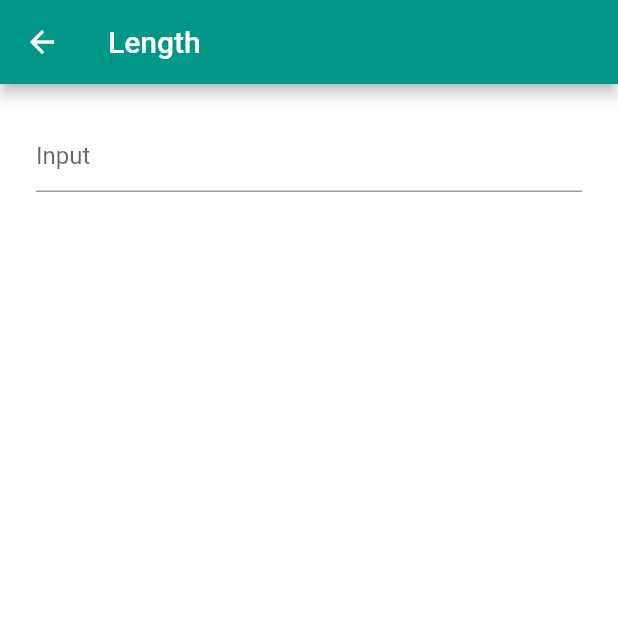
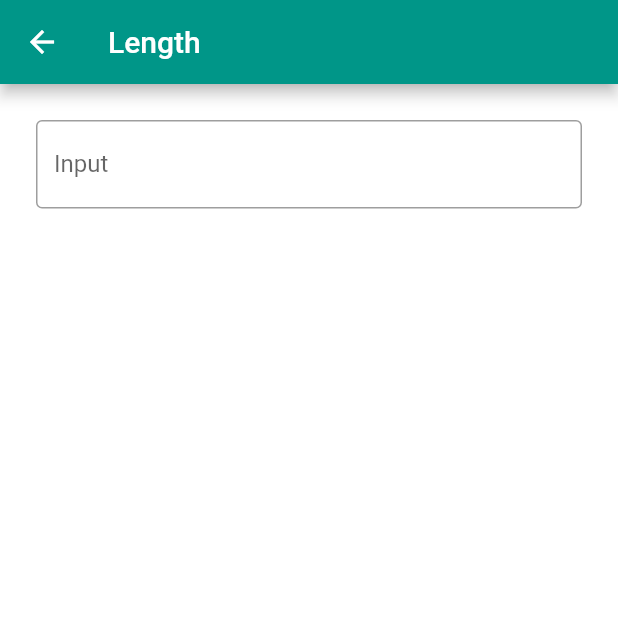
Before and after one commit to rohan20/flutter-udacity-course, a Flutter app: the screen it shows after launch, after a tap on "Length", on a phone screen of 412 x 824 dp, the top half of it. Run offline on Flutter 3.47's test engine with Material 2 defaults, Android fonts, the phone set to English and light mode, and no system bars.

Commit message:
added custom ConverterValue widget

```diff
--- /dev/null
+++ b/unit_converter/lib/custom_widget/ConverterValue.dart
@@ -0,0 +1,25 @@
+import 'package:flutter/material.dart';
+import 'package:meta/meta.dart';
+
+class ConverterValue extends StatelessWidget {
+
+  String _hintText;
+  String _labelText;
+
+  ConverterValue({@required hintText, @required labelText}){
+    _hintText = hintText;
+    _labelText = labelText;
+  }
+
+  @override
+  Widget build(BuildContext context) {
+    return new TextField(
+      decoration: new InputDecoration(
+        border: const OutlineInputBorder(),
+        hintText: _hintText,
+        labelText: _labelText,
+      ),
+    );
+  }
+
+}
--- a/unit_converter/lib/ui/ConverterPage.dart
+++ b/unit_converter/lib/ui/ConverterPage.dart
@@ -1,4 +1,5 @@
 import 'package:flutter/material.dart';
+import 'package:unit_converter/custom_widget/ConverterValue.dart';
 
 class ConverterPage extends StatelessWidget {
   String _unitName;
@@ -28,11 +29,7 @@ class ConverterPage extends StatelessWidget {
           new Container(
             child: new Padding(
               padding: const EdgeInsets.all(24.0),
-              child: new TextField(
-                decoration: new InputDecoration(
-                  hintText: "Input"
-                ),
-              ),
+              child: ConverterValue(hintText: "Enter input value", labelText: "Input",),
             ),
           )
         ],
```
